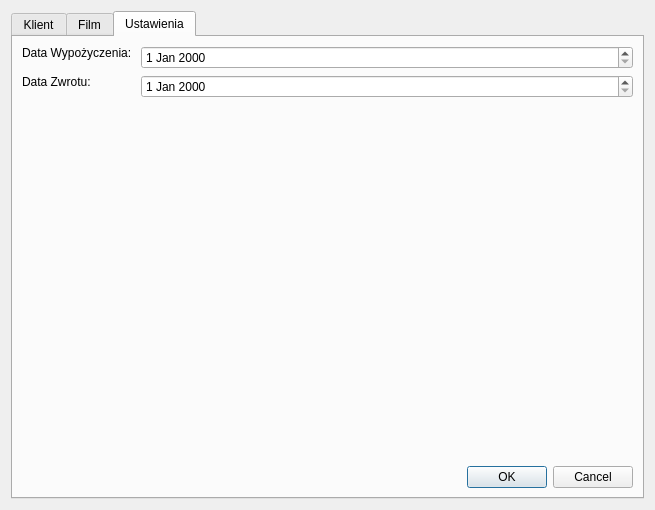
This is addborrowdialog.ui in maciej-umanski/Wypozyczalnia_Filmow_PC2_QT as Qt 5 draws it before an edit. The edited form follows.
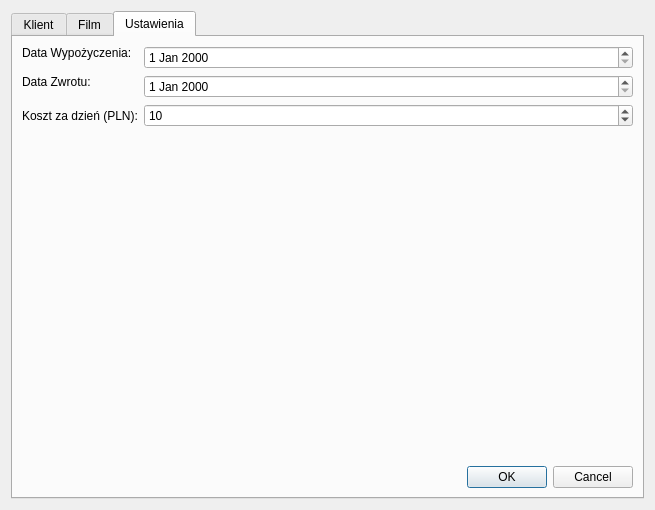
This is the edited form. The open tabs and pages were chosen to show the change.

Diff of the .ui file:
```diff
--- a/addborrowdialog.ui
+++ b/addborrowdialog.ui
@@ -268,6 +268,23 @@
          <item row="1" column="1">
           <widget class="QDateEdit" name="returndate"/>
          </item>
+         <item row="2" column="0">
+          <widget class="QLabel" name="label_3">
+           <property name="text">
+            <string>Koszt za dzień (PLN):</string>
+           </property>
+          </widget>
+         </item>
+         <item row="2" column="1">
+          <widget class="QSpinBox" name="chargevalue">
+           <property name="minimum">
+            <number>0</number>
+           </property>
+           <property name="value">
+            <number>10</number>
+           </property>
+          </widget>
+         </item>
         </layout>
        </item>
        <item>
```
